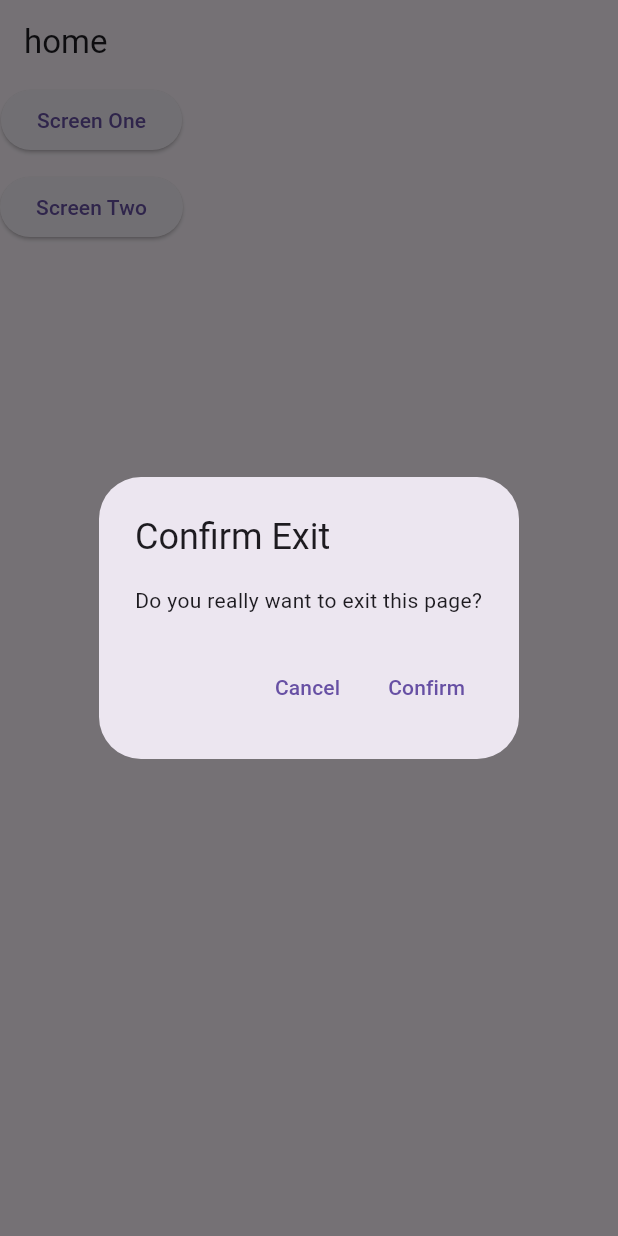
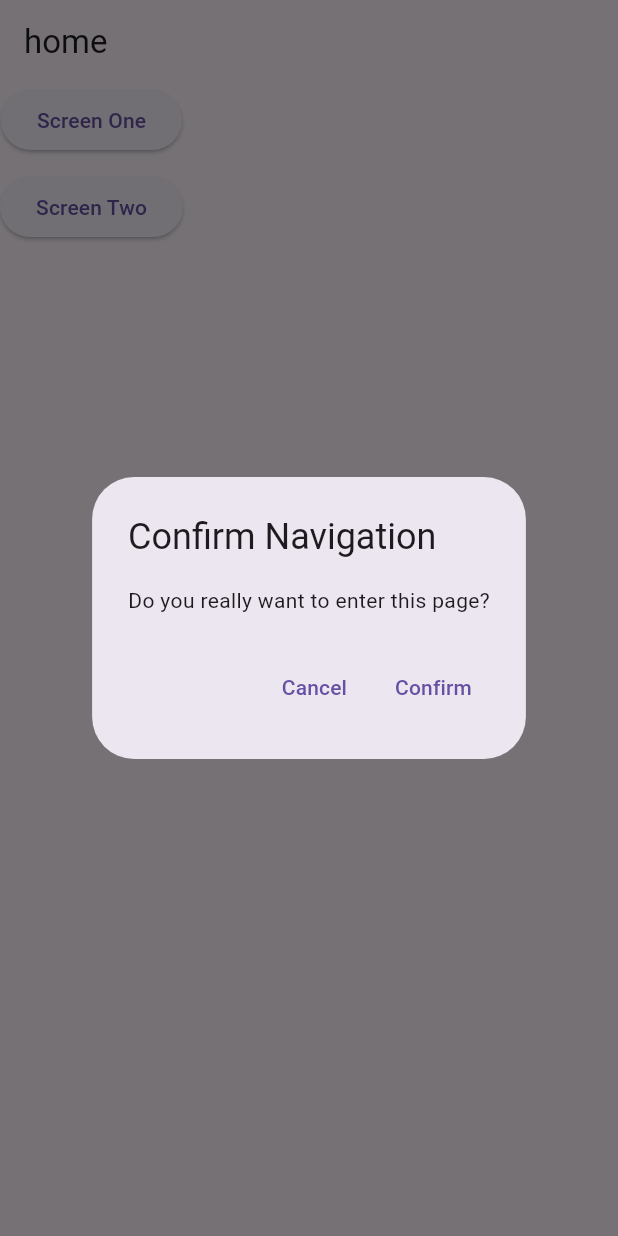
Before and after one commit to CodeOTR/flutter_web_navigation, a Flutter app: the screen it shows after launch, after a tap on "Screen One", on a phone screen of 412 x 824 dp. Run offline on Flutter 3.47's test engine with Material 3 defaults, Android fonts, the phone set to English and light mode, and no system bars; our stand-ins replace auto_route, go_router; missing offline and left inert: universal_html.

Commit message:
Update confirm_guard.dart

```diff
--- a/auto_route/lib/confirm_guard.dart
+++ b/auto_route/lib/confirm_guard.dart
@@ -15,8 +15,8 @@ class ConfirmGuard extends AutoRouteGuard {
       context: context,
       builder: (BuildContext context) {
         return AlertDialog(
-          title: const Text('Confirm Exit'),
-          content: const Text('Do you really want to exit this page?'),
+          title: const Text('Confirm Navigation'),
+          content: const Text('Do you really want to enter this page?'),
           actions: [
             TextButton(
               child: const Text('Cancel'),
```
